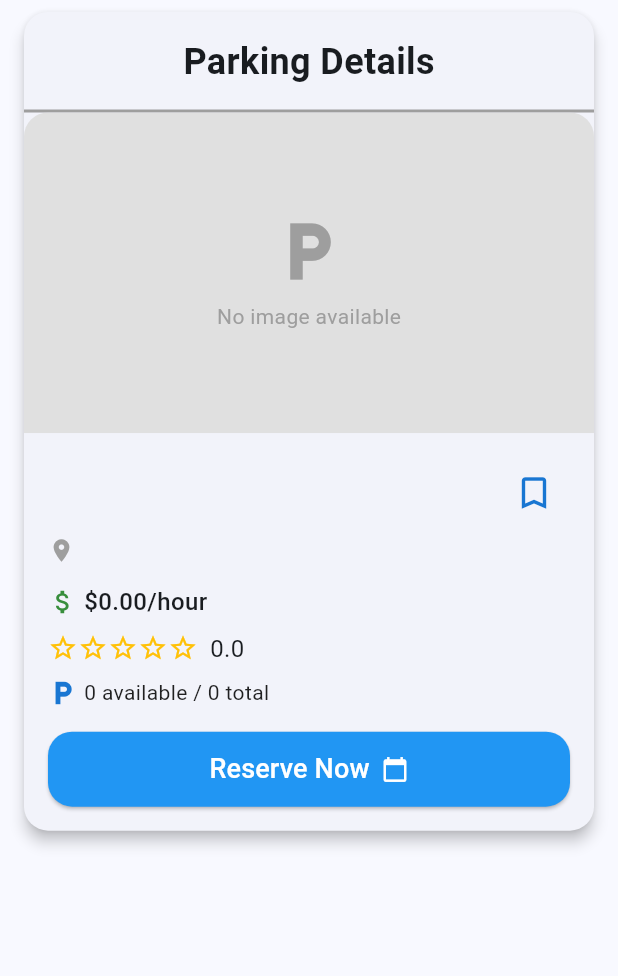
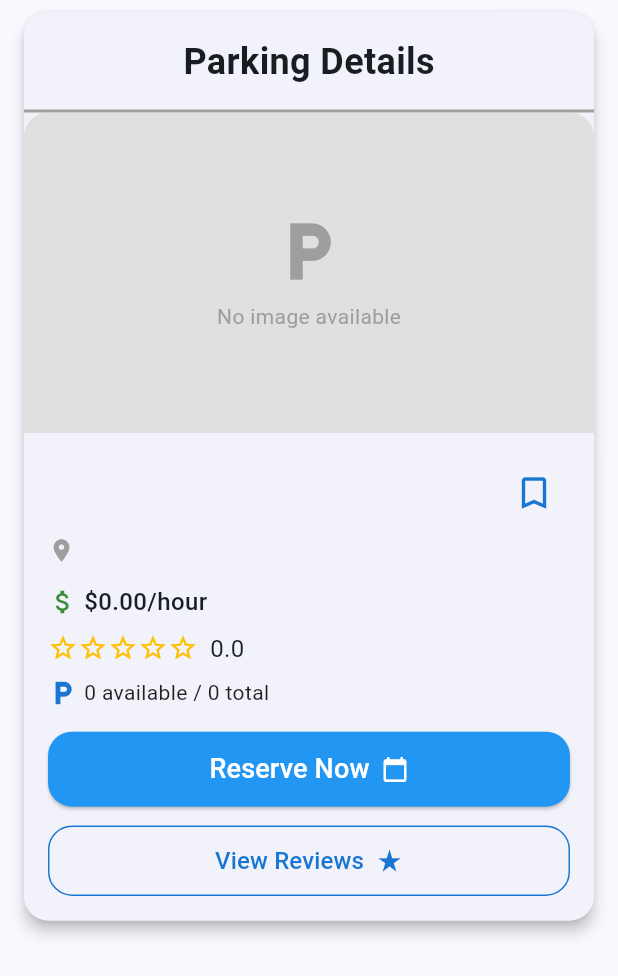
Before and after one commit to SolucionesIoT-Grupo-IoTInnovators/smartparking-mobile, a Flutter app: the ParkingCard widget shown alone on an empty page, opened directly with empty values, on a phone screen of 412 x 824 dp. Shown: the top 976 px of the screen. Run offline on Flutter 3.47's test engine with Material 3 defaults, Android fonts, the light colour scheme and no system bars; our stand-ins replace firebase_core, firebase_messaging, flutter_dotenv, geolocator, shared_preferences; missing offline and left inert: mapbox_maps_flutter; accounts and stored records are empty; network calls fail.

Commit message:
feat(navigation): add reviews route and update navigation for driver details
Co-Authored-By: Josty Tafur <89022172+JostyTafur@users.noreply.github.com>
Co-Authored-By: U202114545 <102629180+U202114545@users.noreply.github.com>
Co-Authored-By: Ernesto Zarate <112828936+ern23zc@users.noreply.github.com>
Co-Authored-By: anonimat0 <103579781+anonimat0@users.noreply.github.com>

```diff
--- a/lib/main.dart
+++ b/lib/main.dart
@@ -5,6 +5,7 @@ import 'package:firebase_messaging/firebase_messaging.dart';
 
 import 'package:smartparking_mobile_application/parking-management/components/parking-map.component.dart';
 import 'package:smartparking_mobile_application/profile-management/pages/driver_details_page.dart';
+import 'package:smartparking_mobile_application/rating-and-review/views/reviews_view.dart';
 import 'package:smartparking_mobile_application/reservations/views/reservation-payment.dart';
 import 'package:smartparking_mobile_application/reservations/views/reservations-screen.dart';
 import 'iam/views/log-in.view.dart';
@@ -62,6 +63,7 @@ class MyApp extends StatelessWidget {
           );
         },
         '/reservations': (context) => ReservationsScreen(),
+        '/reviews': (context) => ReviewsView(title: 'My Reviews'),
         '/profile': (context) => DriverDetailsPage()
       },
       title: 'SmartParking App',
--- a/lib/parking-management/components/parking-card.component.dart
+++ b/lib/parking-management/components/parking-card.component.dart
@@ -1,5 +1,6 @@
 import 'package:flutter/material.dart';
 import 'package:smartparking_mobile_application/reservations/views/reservation-view.dart';
+import '../../rating-and-review/views/reviews_view.dart';
 import '../models/parking.entity.dart';
 
 class ParkingCard extends StatelessWidget {
@@ -187,6 +188,54 @@ class ParkingCard extends StatelessWidget {
                         ),
                       ),
                     ),
+                    const SizedBox(height: 12),
+                    // View Reviews button
+                    SizedBox(
+                      width: double.infinity,
+                      child: OutlinedButton(
+                        onPressed: () {
+                          Navigator.push(
+                            context,
+                            MaterialPageRoute(
+                              builder: (context) => ReviewsView(
+                                parkingId: parking.id,
+                                title: "${parking.name} Reviews",
+                              ),
+                            ),
+                          );
+                        },
+                        style: ButtonStyle(
+                          side: MaterialStateProperty.all(
+                            BorderSide(color: Colors.blue.shade700),
+                          ),
+                          shape: const MaterialStatePropertyAll<RoundedRectangleBorder>(
+                            RoundedRectangleBorder(
+                              borderRadius: BorderRadius.all(Radius.circular(16)),
+                            ),
+                          ),
+                          padding: MaterialStateProperty.all(const EdgeInsets.symmetric(vertical: 12)),
+                        ),
+                        child: Row(
+                          mainAxisAlignment: MainAxisAlignment.center,
+                          children: [
+                            Text(
+                              "View Reviews",
+                              style: TextStyle(
+                                fontSize: 16,
+                                fontWeight: FontWeight.w500,
+                                color: Colors.blue.shade700,
+                              ),
+                            ),
+                            const SizedBox(width: 8),
+                            Icon(
+                              Icons.star_rate,
+                              color: Colors.blue.shade700,
+                              size: 18,
+                            ),
+                          ],
+                        ),
+                      ),
+                    ),
                   ],
                 ),
               ),
--- a/lib/parking-management/components/parking-map.component.dart
+++ b/lib/parking-management/components/parking-map.component.dart
@@ -47,6 +47,8 @@ class _ParkingMapState extends State<ParkingMap> {
       if (index == 1) {
         Navigator.pushReplacementNamed(context, '/reservations');
       } else if (index == 2) {
+        Navigator.pushReplacementNamed(context, '/reviews');
+      } else if (index == 3) {
         Navigator.pushReplacementNamed(context, '/profile');
       }
     });
--- a/lib/profile-management/pages/driver_details_page.dart
+++ b/lib/profile-management/pages/driver_details_page.dart
@@ -17,7 +17,7 @@ class _DriverDetailsPageState extends State<DriverDetailsPage> {
   Driver? _driver;
   bool _isLoading = true;
   String _errorMessage = '';
-  int _selectedIndex = 2;
+  int _selectedIndex = 3;
 
   void _onItemTapped(int index) {
     setState(() {
@@ -26,6 +26,8 @@ class _DriverDetailsPageState extends State<DriverDetailsPage> {
         Navigator.pushReplacementNamed(context, '/home');
       } else if (index == 1) {
         Navigator.pushReplacementNamed(context, '/reservations');
+      } else if (index == 2) {
+        Navigator.pushReplacementNamed(context, '/reviews');
       }
     });
   }
--- a/lib/reservations/views/reservations-screen.dart
+++ b/lib/reservations/views/reservations-screen.dart
@@ -52,6 +52,8 @@ class _ReservationsScreenState extends State<ReservationsScreen>
       if (index == 0) {
         Navigator.pushReplacementNamed(context, '/home');
       } else if (index == 2) {
+        Navigator.pushReplacementNamed(context, '/reviews');
+      } else if (index == 3) {
         Navigator.pushReplacementNamed(context, '/profile');
       }
     });
--- a/lib/shared/components/navigator-bar.dart
+++ b/lib/shared/components/navigator-bar.dart
@@ -14,9 +14,10 @@ class NavigatorBar extends StatelessWidget {
       items: [
         BottomNavigationBarItem(icon: Icon(Icons.home), label: 'Home'),
         BottomNavigationBarItem(icon: Icon(Icons.book), label: 'Reservations'),
+        BottomNavigationBarItem(icon: Icon(Icons.star), label: 'My Reviews'),
         BottomNavigationBarItem(icon: Icon(Icons.person), label: 'My Profile'),
       ],
-      backgroundColor: Color(0xFF3B82F6),
+      backgroundColor: Colors.blue.shade800,
       selectedItemColor: Colors.white,
       unselectedItemColor: Colors.grey,
       showSelectedLabels: false,
```
